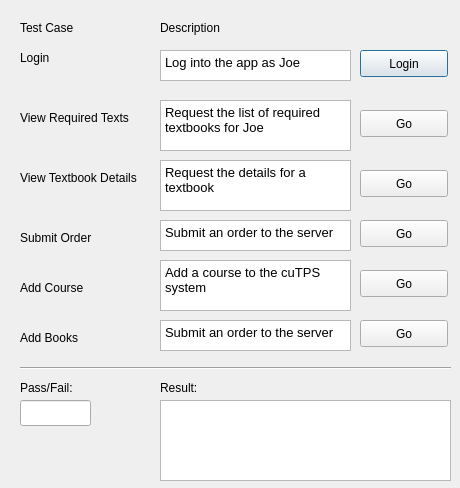
Old version of the form cuTPS-client/Tests.ui in the repository akfarhat/cuTPS.
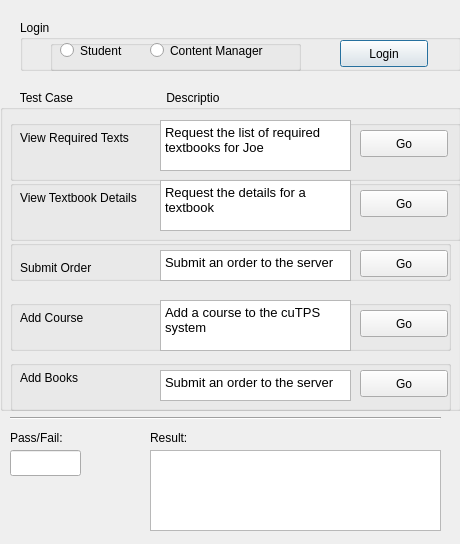
New version of the form.

Commit message: Add Student and content manager login choices, remove unused LoginWindow, etc.

Patch:
```diff
--- a/cuTPS-client/Tests.ui
+++ b/cuTPS-client/Tests.ui
@@ -7,362 +7,383 @@
     <x>0</x>
     <y>0</y>
     <width>460</width>
-    <height>488</height>
+    <height>544</height>
    </rect>
   </property>
   <property name="windowTitle">
    <string>Dialog</string>
   </property>
-  <widget class="QPushButton" name="loginButton">
+  <widget class="QGroupBox" name="loginGroup">
    <property name="geometry">
     <rect>
-     <x>360</x>
-     <y>50</y>
-     <width>88</width>
-     <height>27</height>
-    </rect>
-   </property>
-   <property name="text">
-    <string>Login</string>
-   </property>
-  </widget>
-  <widget class="QLabel" name="testCaseLabel">
-   <property name="geometry">
-    <rect>
      <x>20</x>
      <y>20</y>
-     <width>71</width>
-     <height>16</height>
-    </rect>
-   </property>
-   <property name="text">
-    <string>Test Case</string>
-   </property>
-  </widget>
-  <widget class="QPushButton" name="viewReqTextsButton">
-   <property name="geometry">
-    <rect>
-     <x>360</x>
-     <y>110</y>
-     <width>88</width>
-     <height>27</height>
-    </rect>
-   </property>
-   <property name="text">
-    <string>Go</string>
-   </property>
-  </widget>
-  <widget class="QPushButton" name="viewBookDetailsButton">
-   <property name="geometry">
-    <rect>
-     <x>360</x>
-     <y>170</y>
-     <width>88</width>
-     <height>27</height>
-    </rect>
-   </property>
-   <property name="text">
-    <string>Go</string>
-   </property>
-  </widget>
-  <widget class="QPushButton" name="submitOrderButton">
-   <property name="geometry">
-    <rect>
-     <x>360</x>
-     <y>220</y>
-     <width>88</width>
-     <height>27</height>
-    </rect>
-   </property>
-   <property name="text">
-    <string>Go</string>
-   </property>
-  </widget>
-  <widget class="QPushButton" name="addCourseButton">
-   <property name="geometry">
-    <rect>
-     <x>360</x>
-     <y>270</y>
-     <width>88</width>
-     <height>27</height>
-    </rect>
-   </property>
-   <property name="text">
-    <string>Go</string>
-   </property>
-  </widget>
-  <widget class="QPushButton" name="addBookButton">
-   <property name="geometry">
-    <rect>
-     <x>360</x>
-     <y>320</y>
-     <width>88</width>
-     <height>27</height>
-    </rect>
-   </property>
-   <property name="text">
-    <string>Go</string>
-   </property>
-  </widget>
-  <widget class="QLabel" name="descriptionLabel">
-   <property name="geometry">
-    <rect>
-     <x>160</x>
-     <y>20</y>
-     <width>71</width>
-     <height>16</height>
-    </rect>
-   </property>
-   <property name="text">
-    <string>Description</string>
-   </property>
-  </widget>
-  <widget class="QLabel" name="passFailLabel">
-   <property name="geometry">
-    <rect>
-     <x>20</x>
-     <y>380</y>
-     <width>61</width>
-     <height>16</height>
-    </rect>
-   </property>
-   <property name="text">
-    <string>Pass/Fail:</string>
-   </property>
-  </widget>
-  <widget class="QLabel" name="resultLabel">
-   <property name="geometry">
-    <rect>
-     <x>160</x>
-     <y>380</y>
-     <width>41</width>
-     <height>16</height>
-    </rect>
-   </property>
-   <property name="text">
-    <string>Result:</string>
-   </property>
-  </widget>
-  <widget class="QLineEdit" name="passFailInput">
-   <property name="geometry">
-    <rect>
-     <x>20</x>
-     <y>400</y>
-     <width>71</width>
-     <height>26</height>
-    </rect>
-   </property>
-   <property name="readOnly">
-    <bool>true</bool>
-   </property>
-  </widget>
-  <widget class="QTextEdit" name="resultInput">
-   <property name="geometry">
-    <rect>
-     <x>160</x>
-     <y>400</y>
-     <width>291</width>
-     <height>81</height>
-    </rect>
-   </property>
-   <property name="readOnly">
-    <bool>true</bool>
-   </property>
-  </widget>
-  <widget class="QLabel" name="loginLabel">
-   <property name="geometry">
-    <rect>
-     <x>20</x>
-     <y>50</y>
-     <width>41</width>
-     <height>16</height>
-    </rect>
-   </property>
-   <property name="text">
-    <string>Login</string>
-   </property>
-  </widget>
-  <widget class="QTextEdit" name="loginDescription">
-   <property name="geometry">
-    <rect>
-     <x>160</x>
-     <y>50</y>
-     <width>191</width>
-     <height>31</height>
-    </rect>
-   </property>
-   <property name="autoFillBackground">
-    <bool>false</bool>
-   </property>
-   <property name="lineWidth">
-    <number>1</number>
-   </property>
-   <property name="readOnly">
-    <bool>true</bool>
-   </property>
-   <property name="html">
-    <string>&lt;!DOCTYPE HTML PUBLIC &quot;-//W3C//DTD HTML 4.0//EN&quot; &quot;http://www.w3.org/TR/REC-html40/strict.dtd&quot;&gt;
-&lt;html&gt;&lt;head&gt;&lt;meta name=&quot;qrichtext&quot; content=&quot;1&quot; /&gt;&lt;style type=&quot;text/css&quot;&gt;
-p, li { white-space: pre-wrap; }
-&lt;/style&gt;&lt;/head&gt;&lt;body style=&quot; font-family:'Ubuntu'; font-size:10pt; font-weight:400; font-style:normal;&quot;&gt;
-&lt;p style=&quot; margin-top:0px; margin-bottom:0px; margin-left:0px; margin-right:0px; -qt-block-indent:0; text-indent:0px;&quot;&gt;Log into the app as Joe&lt;/p&gt;&lt;/body&gt;&lt;/html&gt;</string>
-   </property>
-  </widget>
-  <widget class="QLabel" name="viewReqTextsLabel">
-   <property name="geometry">
-    <rect>
-     <x>20</x>
-     <y>110</y>
-     <width>121</width>
-     <height>16</height>
-    </rect>
-   </property>
-   <property name="text">
-    <string>View Required Texts</string>
-   </property>
-  </widget>
-  <widget class="QLabel" name="viewBookDetailsLabel">
-   <property name="geometry">
-    <rect>
-     <x>20</x>
-     <y>170</y>
-     <width>131</width>
-     <height>16</height>
-    </rect>
-   </property>
-   <property name="text">
-    <string>View Textbook Details</string>
-   </property>
-  </widget>
-  <widget class="QLabel" name="submitOrderLabel">
-   <property name="geometry">
-    <rect>
-     <x>20</x>
-     <y>230</y>
-     <width>121</width>
-     <height>16</height>
-    </rect>
-   </property>
-   <property name="text">
-    <string>Submit Order</string>
-   </property>
-  </widget>
-  <widget class="QLabel" name="addCourseLabel">
-   <property name="geometry">
-    <rect>
-     <x>20</x>
-     <y>280</y>
-     <width>121</width>
-     <height>16</height>
-    </rect>
-   </property>
-   <property name="text">
-    <string>Add Course</string>
-   </property>
-  </widget>
-  <widget class="QLabel" name="addBookLabel">
-   <property name="geometry">
-    <rect>
-     <x>20</x>
-     <y>330</y>
-     <width>121</width>
-     <height>16</height>
-    </rect>
-   </property>
-   <property name="text">
-    <string>Add Books</string>
-   </property>
-  </widget>
-  <widget class="QTextBrowser" name="viewReqTextsDescription">
-   <property name="geometry">
-    <rect>
-     <x>160</x>
-     <y>100</y>
-     <width>191</width>
+     <width>441</width>
      <height>51</height>
     </rect>
    </property>
-   <property name="html">
-    <string>&lt;!DOCTYPE HTML PUBLIC &quot;-//W3C//DTD HTML 4.0//EN&quot; &quot;http://www.w3.org/TR/REC-html40/strict.dtd&quot;&gt;
+   <property name="title">
+    <string>Login</string>
+   </property>
+   <widget class="QPushButton" name="loginButton">
+    <property name="geometry">
+     <rect>
+      <x>320</x>
+      <y>20</y>
+      <width>88</width>
+      <height>27</height>
+     </rect>
+    </property>
+    <property name="text">
+     <string>Login</string>
+    </property>
+   </widget>
+   <zorder>loginButton</zorder>
+   <zorder>viewReqTextsGroup</zorder>
+   <zorder>studentRadio</zorder>
+   <zorder>studentRadio</zorder>
+  </widget>
+  <widget class="QGroupBox" name="loginRadioButtonGroup">
+   <property name="geometry">
+    <rect>
+     <x>50</x>
+     <y>40</y>
+     <width>251</width>
+     <height>31</height>
+    </rect>
+   </property>
+   <property name="title">
+    <string/>
+   </property>
+   <widget class="QRadioButton" name="studentRadio">
+    <property name="geometry">
+     <rect>
+      <x>10</x>
+      <y>0</y>
+      <width>105</width>
+      <height>21</height>
+     </rect>
+    </property>
+    <property name="text">
+     <string>Student</string>
+    </property>
+   </widget>
+   <widget class="QRadioButton" name="contentManagerRadio">
+    <property name="geometry">
+     <rect>
+      <x>100</x>
+      <y>0</y>
+      <width>141</width>
+      <height>21</height>
+     </rect>
+    </property>
+    <property name="text">
+     <string>Content Manager</string>
+    </property>
+   </widget>
+  </widget>
+  <widget class="QGroupBox" name="testCasesGroup">
+   <property name="geometry">
+    <rect>
+     <x>0</x>
+     <y>90</y>
+     <width>461</width>
+     <height>321</height>
+    </rect>
+   </property>
+   <property name="title">
+    <string>      Test Case                            Description</string>
+   </property>
+   <widget class="QGroupBox" name="viewReqTextsGroup">
+    <property name="geometry">
+     <rect>
+      <x>10</x>
+      <y>30</y>
+      <width>451</width>
+      <height>61</height>
+     </rect>
+    </property>
+    <property name="title">
+     <string/>
+    </property>
+    <widget class="QLabel" name="viewReqTextsLabel">
+     <property name="geometry">
+      <rect>
+       <x>10</x>
+       <y>10</y>
+       <width>121</width>
+       <height>16</height>
+      </rect>
+     </property>
+     <property name="text">
+      <string>View Required Texts</string>
+     </property>
+    </widget>
+    <widget class="QPushButton" name="viewReqTextsButton">
+     <property name="geometry">
+      <rect>
+       <x>350</x>
+       <y>10</y>
+       <width>88</width>
+       <height>27</height>
+      </rect>
+     </property>
+     <property name="text">
+      <string>Go</string>
+     </property>
+    </widget>
+    <widget class="QTextBrowser" name="viewReqTextsDescription">
+     <property name="geometry">
+      <rect>
+       <x>150</x>
+       <y>0</y>
+       <width>191</width>
+       <height>51</height>
+      </rect>
+     </property>
+     <property name="html">
+      <string>&lt;!DOCTYPE HTML PUBLIC &quot;-//W3C//DTD HTML 4.0//EN&quot; &quot;http://www.w3.org/TR/REC-html40/strict.dtd&quot;&gt;
 &lt;html&gt;&lt;head&gt;&lt;meta name=&quot;qrichtext&quot; content=&quot;1&quot; /&gt;&lt;style type=&quot;text/css&quot;&gt;
 p, li { white-space: pre-wrap; }
 &lt;/style&gt;&lt;/head&gt;&lt;body style=&quot; font-family:'Ubuntu'; font-size:10pt; font-weight:400; font-style:normal;&quot;&gt;
 &lt;p style=&quot; margin-top:0px; margin-bottom:0px; margin-left:0px; margin-right:0px; -qt-block-indent:0; text-indent:0px;&quot;&gt;Request the list of required textbooks for Joe&lt;/p&gt;&lt;/body&gt;&lt;/html&gt;</string>
-   </property>
-  </widget>
-  <widget class="QTextBrowser" name="viewBookDetailsDescription">
-   <property name="geometry">
-    <rect>
-     <x>160</x>
-     <y>160</y>
-     <width>191</width>
-     <height>51</height>
-    </rect>
-   </property>
-   <property name="html">
-    <string>&lt;!DOCTYPE HTML PUBLIC &quot;-//W3C//DTD HTML 4.0//EN&quot; &quot;http://www.w3.org/TR/REC-html40/strict.dtd&quot;&gt;
+     </property>
+    </widget>
+    <zorder>viewReqTextsLabel</zorder>
+    <zorder>viewReqTextsButton</zorder>
+    <zorder>viewReqTextsDescription</zorder>
+    <zorder>viewTextDetailsGroup</zorder>
+   </widget>
+   <widget class="QGroupBox" name="viewTextDetailsGroup">
+    <property name="geometry">
+     <rect>
+      <x>10</x>
+      <y>90</y>
+      <width>451</width>
+      <height>61</height>
+     </rect>
+    </property>
+    <property name="title">
+     <string/>
+    </property>
+    <widget class="QLabel" name="viewBookDetailsLabel">
+     <property name="geometry">
+      <rect>
+       <x>10</x>
+       <y>10</y>
+       <width>131</width>
+       <height>16</height>
+      </rect>
+     </property>
+     <property name="text">
+      <string>View Textbook Details</string>
+     </property>
+    </widget>
+    <widget class="QTextBrowser" name="viewBookDetailsDescription">
+     <property name="geometry">
+      <rect>
+       <x>150</x>
+       <y>0</y>
+       <width>191</width>
+       <height>51</height>
+      </rect>
+     </property>
+     <property name="html">
+      <string>&lt;!DOCTYPE HTML PUBLIC &quot;-//W3C//DTD HTML 4.0//EN&quot; &quot;http://www.w3.org/TR/REC-html40/strict.dtd&quot;&gt;
 &lt;html&gt;&lt;head&gt;&lt;meta name=&quot;qrichtext&quot; content=&quot;1&quot; /&gt;&lt;style type=&quot;text/css&quot;&gt;
 p, li { white-space: pre-wrap; }
 &lt;/style&gt;&lt;/head&gt;&lt;body style=&quot; font-family:'Ubuntu'; font-size:10pt; font-weight:400; font-style:normal;&quot;&gt;
 &lt;p style=&quot; margin-top:0px; margin-bottom:0px; margin-left:0px; margin-right:0px; -qt-block-indent:0; text-indent:0px;&quot;&gt;Request the details for a textbook&lt;/p&gt;&lt;/body&gt;&lt;/html&gt;</string>
-   </property>
-  </widget>
-  <widget class="QTextBrowser" name="submitOrderDescription">
-   <property name="geometry">
-    <rect>
-     <x>160</x>
-     <y>220</y>
-     <width>191</width>
-     <height>31</height>
-    </rect>
-   </property>
-   <property name="html">
-    <string>&lt;!DOCTYPE HTML PUBLIC &quot;-//W3C//DTD HTML 4.0//EN&quot; &quot;http://www.w3.org/TR/REC-html40/strict.dtd&quot;&gt;
+     </property>
+    </widget>
+    <widget class="QPushButton" name="viewBookDetailsButton">
+     <property name="geometry">
+      <rect>
+       <x>350</x>
+       <y>10</y>
+       <width>88</width>
+       <height>27</height>
+      </rect>
+     </property>
+     <property name="text">
+      <string>Go</string>
+     </property>
+    </widget>
+   </widget>
+   <widget class="QGroupBox" name="submitOrderGroup">
+    <property name="geometry">
+     <rect>
+      <x>10</x>
+      <y>150</y>
+      <width>441</width>
+      <height>41</height>
+     </rect>
+    </property>
+    <property name="title">
+     <string/>
+    </property>
+    <widget class="QLabel" name="submitOrderLabel">
+     <property name="geometry">
+      <rect>
+       <x>10</x>
+       <y>20</y>
+       <width>121</width>
+       <height>16</height>
+      </rect>
+     </property>
+     <property name="text">
+      <string>Submit Order</string>
+     </property>
+    </widget>
+    <widget class="QTextBrowser" name="submitOrderDescription">
+     <property name="geometry">
+      <rect>
+       <x>150</x>
+       <y>10</y>
+       <width>191</width>
+       <height>31</height>
+      </rect>
+     </property>
+     <property name="html">
+      <string>&lt;!DOCTYPE HTML PUBLIC &quot;-//W3C//DTD HTML 4.0//EN&quot; &quot;http://www.w3.org/TR/REC-html40/strict.dtd&quot;&gt;
 &lt;html&gt;&lt;head&gt;&lt;meta name=&quot;qrichtext&quot; content=&quot;1&quot; /&gt;&lt;style type=&quot;text/css&quot;&gt;
 p, li { white-space: pre-wrap; }
 &lt;/style&gt;&lt;/head&gt;&lt;body style=&quot; font-family:'Ubuntu'; font-size:10pt; font-weight:400; font-style:normal;&quot;&gt;
 &lt;p style=&quot; margin-top:0px; margin-bottom:0px; margin-left:0px; margin-right:0px; -qt-block-indent:0; text-indent:0px;&quot;&gt;Submit an order to the server&lt;/p&gt;&lt;/body&gt;&lt;/html&gt;</string>
-   </property>
-  </widget>
-  <widget class="QTextBrowser" name="addCourseDescription">
-   <property name="geometry">
-    <rect>
-     <x>160</x>
-     <y>260</y>
-     <width>191</width>
-     <height>51</height>
-    </rect>
-   </property>
-   <property name="html">
-    <string>&lt;!DOCTYPE HTML PUBLIC &quot;-//W3C//DTD HTML 4.0//EN&quot; &quot;http://www.w3.org/TR/REC-html40/strict.dtd&quot;&gt;
+     </property>
+    </widget>
+    <widget class="QPushButton" name="submitOrderButton">
+     <property name="geometry">
+      <rect>
+       <x>350</x>
+       <y>10</y>
+       <width>88</width>
+       <height>27</height>
+      </rect>
+     </property>
+     <property name="text">
+      <string>Go</string>
+     </property>
+    </widget>
+   </widget>
+   <widget class="QGroupBox" name="addCourseGroup">
+    <property name="geometry">
+     <rect>
+      <x>10</x>
+      <y>210</y>
+      <width>441</width>
+      <height>51</height>
+     </rect>
+    </property>
+    <property name="title">
+     <string/>
+    </property>
+    <widget class="QLabel" name="addCourseLabel">
+     <property name="geometry">
+      <rect>
+       <x>10</x>
+       <y>10</y>
+       <width>121</width>
+       <height>16</height>
+      </rect>
+     </property>
+     <property name="text">
+      <string>Add Course</string>
+     </property>
+    </widget>
+    <widget class="QTextBrowser" name="addCourseDescription">
+     <property name="geometry">
+      <rect>
+       <x>150</x>
+       <y>0</y>
+       <width>191</width>
+       <height>51</height>
+      </rect>
+     </property>
+     <property name="html">
+      <string>&lt;!DOCTYPE HTML PUBLIC &quot;-//W3C//DTD HTML 4.0//EN&quot; &quot;http://www.w3.org/TR/REC-html40/strict.dtd&quot;&gt;
 &lt;html&gt;&lt;head&gt;&lt;meta name=&quot;qrichtext&quot; content=&quot;1&quot; /&gt;&lt;style type=&quot;text/css&quot;&gt;
 p, li { white-space: pre-wrap; }
 &lt;/style&gt;&lt;/head&gt;&lt;body style=&quot; font-family:'Ubuntu'; font-size:10pt; font-weight:400; font-style:normal;&quot;&gt;
 &lt;p style=&quot; margin-top:0px; margin-bottom:0px; margin-left:0px; margin-right:0px; -qt-block-indent:0; text-indent:0px;&quot;&gt;Add a course to the cuTPS system&lt;/p&gt;&lt;/body&gt;&lt;/html&gt;</string>
-   </property>
-  </widget>
-  <widget class="QTextBrowser" name="addBookDescription">
-   <property name="geometry">
-    <rect>
-     <x>160</x>
-     <y>320</y>
-     <width>191</width>
-     <height>31</height>
-    </rect>
-   </property>
-   <property name="html">
-    <string>&lt;!DOCTYPE HTML PUBLIC &quot;-//W3C//DTD HTML 4.0//EN&quot; &quot;http://www.w3.org/TR/REC-html40/strict.dtd&quot;&gt;
+     </property>
+    </widget>
+    <widget class="QPushButton" name="addCourseButton">
+     <property name="geometry">
+      <rect>
+       <x>350</x>
+       <y>10</y>
+       <width>88</width>
+       <height>27</height>
+      </rect>
+     </property>
+     <property name="text">
+      <string>Go</string>
+     </property>
+    </widget>
+   </widget>
+   <widget class="QGroupBox" name="addBooksGroup">
+    <property name="geometry">
+     <rect>
+      <x>10</x>
+      <y>270</y>
+      <width>441</width>
+      <height>51</height>
+     </rect>
+    </property>
+    <property name="title">
+     <string/>
+    </property>
+    <widget class="QLabel" name="addBookLabel">
+     <property name="geometry">
+      <rect>
+       <x>10</x>
+       <y>10</y>
+       <width>121</width>
+       <height>16</height>
+      </rect>
+     </property>
+     <property name="text">
+      <string>Add Books</string>
+     </property>
+    </widget>
+    <widget class="QTextBrowser" name="addBookDescription">
+     <property name="geometry">
+      <rect>
+       <x>150</x>
+       <y>10</y>
+       <width>191</width>
+       <height>31</height>
+      </rect>
+     </property>
+     <property name="html">
+      <string>&lt;!DOCTYPE HTML PUBLIC &quot;-//W3C//DTD HTML 4.0//EN&quot; &quot;http://www.w3.org/TR/REC-html40/strict.dtd&quot;&gt;
 &lt;html&gt;&lt;head&gt;&lt;meta name=&quot;qrichtext&quot; content=&quot;1&quot; /&gt;&lt;style type=&quot;text/css&quot;&gt;
 p, li { white-space: pre-wrap; }
 &lt;/style&gt;&lt;/head&gt;&lt;body style=&quot; font-family:'Ubuntu'; font-size:10pt; font-weight:400; font-style:normal;&quot;&gt;
 &lt;p style=&quot; margin-top:0px; margin-bottom:0px; margin-left:0px; margin-right:0px; -qt-block-indent:0; text-indent:0px;&quot;&gt;Submit an order to the server&lt;/p&gt;&lt;/body&gt;&lt;/html&gt;</string>
-   </property>
+     </property>
+    </widget>
+    <widget class="QPushButton" name="addBookButton">
+     <property name="geometry">
+      <rect>
+       <x>350</x>
+       <y>10</y>
+       <width>88</width>
+       <height>27</height>
+      </rect>
+     </property>
+     <property name="text">
+      <string>Go</string>
+     </property>
+    </widget>
+   </widget>
   </widget>
   <widget class="Line" name="line">
    <property name="geometry">
     <rect>
-     <x>20</x>
-     <y>360</y>
+     <x>10</x>
+     <y>410</y>
      <width>431</width>
      <height>16</height>
     </rect>
@@ -371,16 +392,62 @@
     <enum>Qt::Horizontal</enum>
    </property>
   </widget>
-  <zorder>viewReqTextsButton</zorder>
-  <zorder>loginButton</zorder>
-  <zorder>testCaseLabel</zorder>
-  <zorder>viewBookDetailsButton</zorder>
-  <zorder>submitOrderButton</zorder>
-  <zorder>addCourseButton</zorder>
-  <zorder>addBookButton</zorder>
-  <zorder>descriptionLabel</zorder>
-  <zorder>passFailLabel</zorder>
-  <zorder>resultLabel</zorder>
+  <widget class="QLineEdit" name="passFailInput">
+   <property name="geometry">
+    <rect>
+     <x>10</x>
+     <y>450</y>
+     <width>71</width>
+     <height>26</height>
+    </rect>
+   </property>
+   <property name="readOnly">
+    <bool>true</bool>
+   </property>
+  </widget>
+  <widget class="QLabel" name="resultLabel">
+   <property name="geometry">
+    <rect>
+     <x>150</x>
+     <y>430</y>
+     <width>41</width>
+     <height>16</height>
+    </rect>
+   </property>
+   <property name="text">
+    <string>Result:</string>
+   </property>
+  </widget>
+  <widget class="QTextEdit" name="resultInput">
+   <property name="geometry">
+    <rect>
+     <x>150</x>
+     <y>450</y>
+     <width>291</width>
+     <height>81</height>
+    </rect>
+   </property>
+   <property name="readOnly">
+    <bool>true</bool>
+   </property>
+  </widget>
+  <widget class="QLabel" name="passFailLabel">
+   <property name="geometry">
+    <rect>
+     <x>10</x>
+     <y>430</y>
+     <width>61</width>
+     <height>16</height>
+    </rect>
+   </property>
+   <property name="text">
+    <string>Pass/Fail:</string>
+   </property>
+  </widget>
+  <zorder>testCasesGroup</zorder>
+  <zorder>loginGroup</zorder>
+  <zorder>loginRadioButtonGroup</zorder>
+  <zorder>line</zorder>
   <zorder>passFailInput</zorder>
   <zorder>resultInput</zorder>
   <zorder>loginLabel</zorder>
```
Left out of the diff: 15 changed lines with no effect on the pictures. The commit also changes 8 other files.
